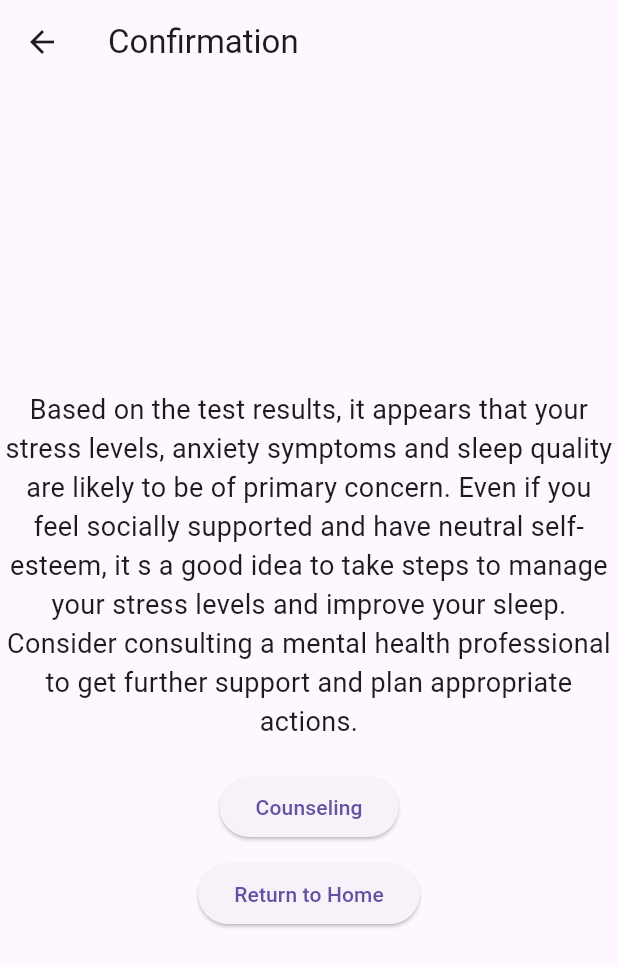
After one commit to muamarzidan/MindWell, a Flutter app: the ResultTestMentalHealth screen opened by its route, on a phone screen of 412 x 824 dp. The commit adds this screen. Shown: the top 967 px of the screen. Run offline on Flutter 3.47's test engine with Material 3 defaults, Android fonts, the phone set to English and light mode, and no system bars; our stand-ins replace firebase_auth, firebase_core, font_awesome_flutter, google_sign_in, smooth_page_indicator; accounts and stored records are empty.

Commit message:
fix: refactor code test

```diff
--- a/lib/main.dart
+++ b/lib/main.dart
@@ -1,6 +1,7 @@
 import 'package:flutter/material.dart';
 import 'package:firebase_core/firebase_core.dart';
 import 'package:mindwell/presentation/stepPage/step_page.dart';
+import 'package:mindwell/presentation/testMental/result_test_mentalHealth.dart';
 import 'package:mindwell/presentation/testMental/test_mentalHealth.dart';
 import 'firebase_options.dart';
 
@@ -33,9 +34,9 @@ class MindWellApp extends StatelessWidget {
         "/register": (context) => const RegisterScreen(),
         "/home": (context) => const HomeScreen(),
         "/main-testMentalHealth": (context) => const MainTestMentalHealth(),
-        "/confirmation-testMentalHealth": (context) =>
-            const ConfirmationTestMentalHealth(),
+        "/confirmation-testMentalHealth": (context) => const ConfirmationTestMentalHealth(),
         "/test-mental-health": (context) => const MentalHealthTestPage(),
+        "/result-test-mental-health": (context) => const ResultTestMentalHealth(),
       },
     );
   }
--- a/lib/presentation/testMental/main_test_mentalHeath.dart
+++ b/lib/presentation/testMental/main_test_mentalHeath.dart
@@ -56,7 +56,6 @@ class ConfirmationTestMentalHealth extends StatelessWidget {
               children: [
                 ElevatedButton(
                   onPressed: () {
-                    // Pergi ke halaman konsultasi
                     Navigator.pushReplacementNamed(context, '/konsultasi');
                   },
                   child: const Text('Yes'),
@@ -64,7 +63,6 @@ class ConfirmationTestMentalHealth extends StatelessWidget {
                 const SizedBox(width: 20),
                 ElevatedButton(
                   onPressed: () {
-                    // Pergi ke halaman test pertanyaan
                     Navigator.pushReplacementNamed(context, '/test-mental-health');
                   },
                   child: const Text('No'),
--- /dev/null
+++ b/lib/presentation/testMental/result_test_mentalHealth.dart
@@ -0,0 +1,40 @@
+import 'package:flutter/material.dart';
+
+class ResultTestMentalHealth extends StatelessWidget {
+  const ResultTestMentalHealth({Key? key}) : super(key: key);
+
+  @override
+  Widget build(BuildContext context) {
+    return Scaffold(
+      appBar: AppBar(
+        title: const Text('Confirmation'),
+      ),
+      body: Center(
+        child: Column(
+          mainAxisAlignment: MainAxisAlignment.center,
+          children: [
+            const Text(
+              'Based on the test results, it appears that your stress levels, anxiety symptoms and sleep quality are likely to be of primary concern. Even if you feel socially supported and have neutral self-esteem, it s a good idea to take steps to manage your stress levels and improve your sleep. Consider consulting a mental health professional to get further support and plan appropriate actions.',
+              textAlign: TextAlign.center,
+              style: TextStyle(fontSize: 18),
+            ),
+            const SizedBox(height: 20),
+            ElevatedButton(
+              onPressed: () {
+                Navigator.pushNamed(context, '/konseling');
+              },
+              child: const Text('Counseling'),
+            ),
+            const SizedBox(height: 10),
+            ElevatedButton(
+              onPressed: () {
+                Navigator.pushNamed(context, '/home');
+              },
+              child: const Text('Return to Home'),
+            ),
+          ],
+        ),
+      ),
+    );
+  }
+}
--- a/lib/presentation/testMental/test_mentalHealth.dart
+++ b/lib/presentation/testMental/test_mentalHealth.dart
@@ -166,7 +166,7 @@ class _MentalHealthTestPageState extends State<MentalHealthTestPage> {
         ElevatedButton(
           onPressed: () {
             if (_currentPage == _questions.length - 1) {
-              Navigator.pushReplacementNamed(context, '/splash');
+              Navigator.pushReplacementNamed(context, '/result-test-mental-health');
             } else {
               _pageController.nextPage(
                 duration: const Duration(milliseconds: 500),
```
